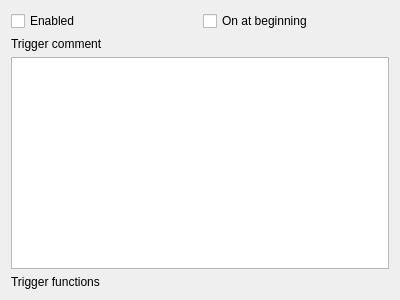
Qt form src/editor/ui/triggertopwidget.ui (tdauth/wc3lib) before a commit.
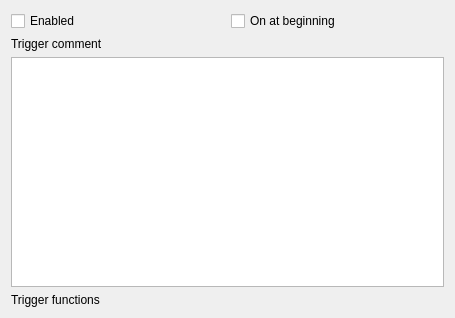
The same form after that commit. Custom widgets are drawn as their Qt base class.

```diff
--- a/src/editor/ui/triggertopwidget.ui
+++ b/src/editor/ui/triggertopwidget.ui
@@ -6,8 +6,8 @@
    <rect>
     <x>0</x>
     <y>0</y>
-    <width>400</width>
-    <height>300</height>
+    <width>455</width>
+    <height>318</height>
    </rect>
   </property>
   <property name="windowTitle">
@@ -38,12 +38,16 @@
    <item row="2" column="0" colspan="2">
     <widget class="KTextEdit" name="m_triggerCommentTextEdit"/>
    </item>
-   <item row="3" column="0">
-    <widget class="QLabel" name="label_2">
+   <item row="3" column="0" colspan="2">
+    <layout class="QVBoxLayout" name="m_functionsLayout">
+     <item>
+      <widget class="QLabel" name="m_functionsLabel">
      <property name="text">
       <string>Trigger functions</string>
      </property>
     </widget>
+     </item>
+    </layout>
    </item>
   </layout>
  </widget>
```
Left out of the diff: 8 changed lines with no effect on the pictures. Lines whose indentation alone changed are shown as unchanged.
